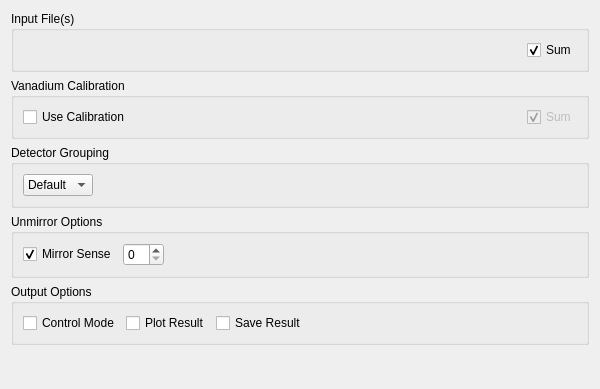
Before: the Qt Designer form MantidQt/CustomInterfaces/inc/MantidQtCustomInterfaces/Indirect/ILLEnergyTransfer.ui in mantidproject/mantid, drawn with Qt 5.
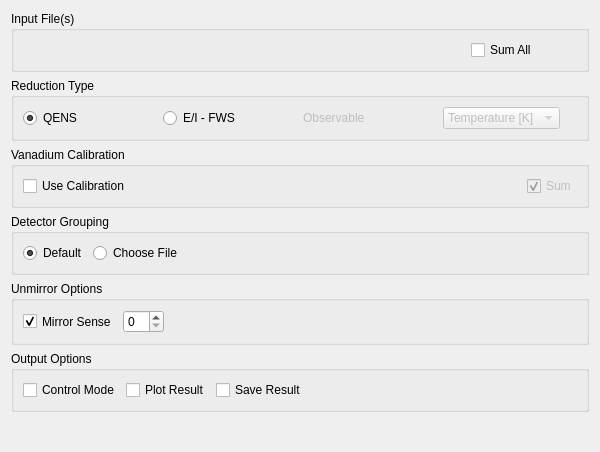
After: the same form once the commit is applied. Custom widgets are drawn as their Qt base class.

Commit message: Re #16753 adjusted ILL energy transfer GUI

The edit to the form file:
```diff
--- a/MantidQt/CustomInterfaces/inc/MantidQtCustomInterfaces/Indirect/ILLEnergyTransfer.ui
+++ b/MantidQt/CustomInterfaces/inc/MantidQtCustomInterfaces/Indirect/ILLEnergyTransfer.ui
@@ -7,9 +7,15 @@
     <x>0</x>
     <y>0</y>
     <width>600</width>
-    <height>389</height>
+    <height>452</height>
    </rect>
   </property>
+  <property name="sizePolicy">
+   <sizepolicy hsizetype="Preferred" vsizetype="Preferred">
+    <horstretch>0</horstretch>
+    <verstretch>0</verstretch>
+   </sizepolicy>
+  </property>
   <property name="minimumSize">
    <size>
     <width>500</width>
@@ -19,9 +25,18 @@
   <property name="windowTitle">
    <string>Form</string>
   </property>
+  <property name="styleSheet">
+   <string notr="true"/>
+  </property>
   <layout class="QVBoxLayout" name="loMain">
    <item>
     <widget class="QGroupBox" name="gbInput">
+     <property name="sizePolicy">
+      <sizepolicy hsizetype="Preferred" vsizetype="Preferred">
+       <horstretch>0</horstretch>
+       <verstretch>0</verstretch>
+      </sizepolicy>
+     </property>
      <property name="title">
       <string>Input File(s)</string>
      </property>
@@ -45,6 +60,28 @@
         </property>
        </widget>
       </item>
+      <item>
+       <widget class="QCheckBox" name="ckSum">
+        <property name="enabled">
+         <bool>true</bool>
+        </property>
+        <property name="sizePolicy">
+         <sizepolicy hsizetype="Preferred" vsizetype="Preferred">
+          <horstretch>0</horstretch>
+          <verstretch>0</verstretch>
+         </sizepolicy>
+        </property>
+        <property name="toolTip">
+         <string>Sum the input files</string>
+        </property>
+        <property name="text">
+         <string>Sum All</string>
+        </property>
+        <property name="checked">
+         <bool>false</bool>
+        </property>
+       </widget>
+      </item>
       <item>
        <spacer name="horizontalSpacer_2">
         <property name="orientation">
@@ -61,33 +98,82 @@
         </property>
        </spacer>
       </item>
+     </layout>
+    </widget>
+   </item>
+   <item>
+    <widget class="QGroupBox" name="gbType">
+     <property name="title">
+      <string>Reduction Type</string>
+     </property>
+     <layout class="QHBoxLayout" name="horizontalLayout_14">
       <item>
-       <widget class="QCheckBox" name="ckSum">
-        <property name="enabled">
+       <widget class="QRadioButton" name="rdQENS">
+        <property name="text">
+         <string>QENS</string>
+        </property>
+        <property name="checked">
          <bool>true</bool>
+        </property>
+        <attribute name="buttonGroup">
+         <string notr="true">buttonGroup</string>
+        </attribute>
+       </widget>
+      </item>
+      <item>
+       <widget class="QRadioButton" name="rdFWS">
+        <property name="text">
+         <string>E/I - FWS</string>
+        </property>
+        <attribute name="buttonGroup">
+         <string notr="true">buttonGroup</string>
+        </attribute>
+       </widget>
+      </item>
+      <item>
+       <widget class="QLabel" name="lbObservable">
+        <property name="enabled">
+         <bool>false</bool>
+        </property>
+        <property name="text">
+         <string>Observable</string>
+        </property>
+       </widget>
+      </item>
+      <item alignment="Qt::AlignLeft|Qt::AlignVCenter">
+       <widget class="QComboBox" name="cbObservable">
+        <property name="enabled">
+         <bool>false</bool>
         </property>
         <property name="sizePolicy">
-         <sizepolicy hsizetype="Fixed" vsizetype="Fixed">
+         <sizepolicy hsizetype="MinimumExpanding" vsizetype="Fixed">
           <horstretch>0</horstretch>
           <verstretch>0</verstretch>
          </sizepolicy>
         </property>
-        <property name="toolTip">
-         <string>Sum the input files</string>
-        </property>
-        <property name="text">
-         <string>Sum</string>
-        </property>
-        <property name="checked">
-         <bool>true</bool>
-        </property>
+        <item>
+         <property name="text">
+          <string>Temperature [K]</string>
+         </property>
+        </item>
+        <item>
+         <property name="text">
+          <string>Pressure [bar]</string>
+         </property>
+        </item>
        </widget>
       </item>
      </layout>
     </widget>
    </item>
-   <item>
+   <item alignment="Qt::AlignVCenter">
     <widget class="QGroupBox" name="gbCalibration">
+     <property name="sizePolicy">
+      <sizepolicy hsizetype="Preferred" vsizetype="Maximum">
+       <horstretch>0</horstretch>
+       <verstretch>0</verstretch>
+      </sizepolicy>
+     </property>
      <property name="title">
       <string>Vanadium Calibration</string>
      </property>
@@ -140,7 +226,7 @@
         </property>
        </widget>
       </item>
-      <item>
+      <item alignment="Qt::AlignVCenter">
        <widget class="QCheckBox" name="ckCalibSum">
         <property name="enabled">
          <bool>false</bool>
@@ -161,29 +247,44 @@
    </item>
    <item>
     <widget class="QGroupBox" name="gbGrouping">
+     <property name="sizePolicy">
+      <sizepolicy hsizetype="Preferred" vsizetype="Maximum">
+       <horstretch>0</horstretch>
+       <verstretch>0</verstretch>
+      </sizepolicy>
+     </property>
      <property name="title">
       <string>Detector Grouping</string>
      </property>
      <layout class="QHBoxLayout" name="horizontalLayout_3">
       <item>
-       <widget class="QComboBox" name="cbGroupingType">
-        <property name="toolTip">
-         <string>Use detector grouping</string>
+       <widget class="QRadioButton" name="rdGroupDefault">
+        <property name="text">
+         <string>Default</string>
         </property>
-        <item>
-         <property name="text">
-          <string>Default</string>
-         </property>
-        </item>
-        <item>
-         <property name="text">
-          <string>File</string>
-         </property>
-        </item>
+        <property name="checked">
+         <bool>true</bool>
+        </property>
+        <attribute name="buttonGroup">
+         <string notr="true">buttonGroup_2</string>
+        </attribute>
+       </widget>
+      </item>
+      <item>
+       <widget class="QRadioButton" name="rdGroupChoose">
+        <property name="text">
+         <string>Choose File</string>
+        </property>
+        <attribute name="buttonGroup">
+         <string notr="true">buttonGroup_2</string>
+        </attribute>
        </widget>
       </item>
       <item>
        <widget class="QStackedWidget" name="swGroupingTypes">
+        <property name="enabled">
+         <bool>true</bool>
+        </property>
         <property name="currentIndex">
          <number>1</number>
         </property>
@@ -196,8 +297,11 @@
           <property name="bottomMargin">
            <number>0</number>
           </property>
-          <item>
+          <item alignment="Qt::AlignVCenter">
            <widget class="MantidQt::MantidWidgets::MWRunFiles" name="rfMapFile" native="true">
+            <property name="enabled">
+             <bool>false</bool>
+            </property>
             <property name="toolTip">
              <string>Detector grouping .xml file</string>
             </property>
@@ -220,6 +324,12 @@
    </item>
    <item>
     <widget class="QGroupBox" name="gbOptions">
+     <property name="sizePolicy">
+      <sizepolicy hsizetype="Preferred" vsizetype="Preferred">
+       <horstretch>0</horstretch>
+       <verstretch>0</verstretch>
+      </sizepolicy>
+     </property>
      <property name="title">
       <string>Unmirror Options</string>
      </property>
@@ -227,7 +337,7 @@
       <item>
        <widget class="QCheckBox" name="ckMirrorSense">
         <property name="sizePolicy">
-         <sizepolicy hsizetype="Maximum" vsizetype="Fixed">
+         <sizepolicy hsizetype="Maximum" vsizetype="Preferred">
           <horstretch>0</horstretch>
           <verstretch>0</verstretch>
          </sizepolicy>
@@ -245,13 +355,19 @@
       </item>
       <item>
        <widget class="QSpinBox" name="sbUnmirrorOption">
+        <property name="sizePolicy">
+         <sizepolicy hsizetype="Minimum" vsizetype="Preferred">
+          <horstretch>0</horstretch>
+          <verstretch>0</verstretch>
+         </sizepolicy>
+        </property>
         <property name="toolTip">
          <string>Unmirror option</string>
         </property>
        </widget>
       </item>
       <item>
-       <spacer name="horizontalSpacer_3">
+       <spacer name="horizontalSpacer">
         <property name="orientation">
          <enum>Qt::Horizontal</enum>
         </property>
@@ -274,6 +390,12 @@
      <layout class="QHBoxLayout" name="horizontalLayout">
       <item>
        <widget class="QCheckBox" name="ckControlMode">
+        <property name="sizePolicy">
+         <sizepolicy hsizetype="Fixed" vsizetype="Maximum">
+          <horstretch>0</horstretch>
+          <verstretch>0</verstretch>
+         </sizepolicy>
+        </property>
         <property name="toolTip">
          <string>Output intermediate workspaces along with the final reduced one</string>
         </property>
@@ -287,6 +409,12 @@
       </item>
       <item>
        <widget class="QCheckBox" name="ckPlot">
+        <property name="sizePolicy">
+         <sizepolicy hsizetype="Fixed" vsizetype="Preferred">
+          <horstretch>0</horstretch>
+          <verstretch>0</verstretch>
+         </sizepolicy>
+        </property>
         <property name="toolTip">
          <string>Plot the reduced workspace</string>
         </property>
@@ -295,8 +423,14 @@
         </property>
        </widget>
       </item>
-      <item>
+      <item alignment="Qt::AlignLeft|Qt::AlignVCenter">
        <widget class="QCheckBox" name="ckSave">
+        <property name="sizePolicy">
+         <sizepolicy hsizetype="Fixed" vsizetype="Maximum">
+          <horstretch>0</horstretch>
+          <verstretch>0</verstretch>
+         </sizepolicy>
+        </property>
         <property name="toolTip">
          <string>Save the reduced workspace</string>
         </property>
@@ -305,19 +439,6 @@
         </property>
        </widget>
       </item>
-      <item>
-       <spacer name="horizontalSpacer">
-        <property name="orientation">
-         <enum>Qt::Horizontal</enum>
-        </property>
-        <property name="sizeHint" stdset="0">
-         <size>
-          <width>40</width>
-          <height>20</height>
-         </size>
-        </property>
-       </spacer>
-      </item>
      </layout>
     </widget>
    </item>
```
Left out of the diff: 160 changed lines with no effect on the pictures. The commit also changes 2 other files.
